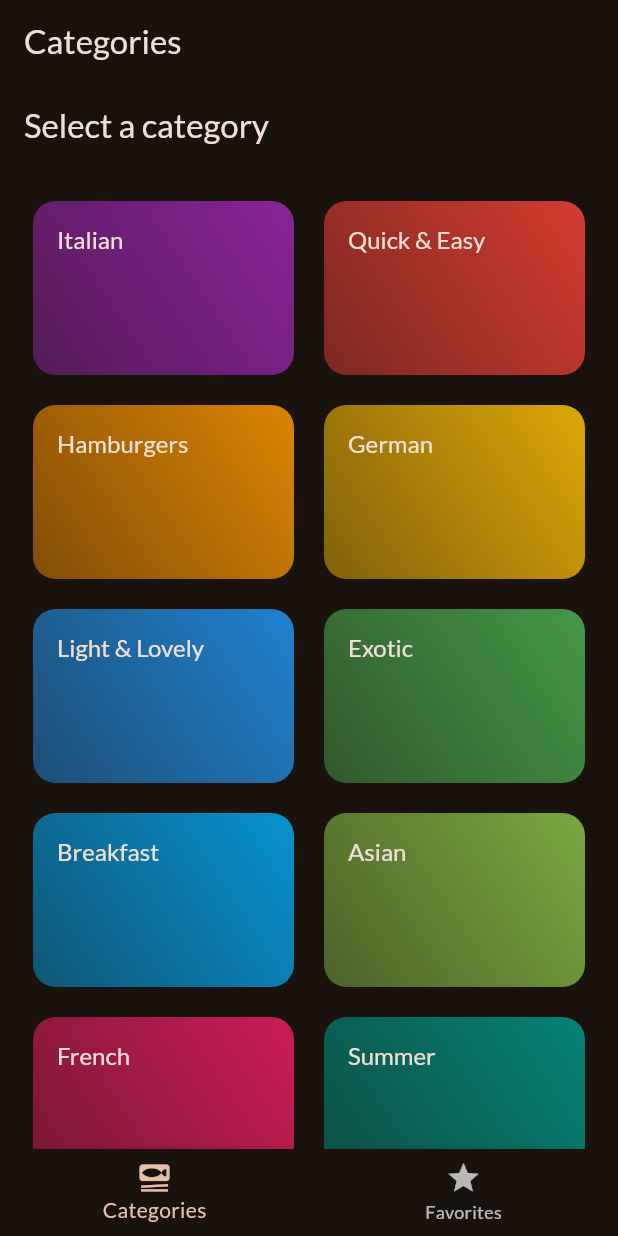
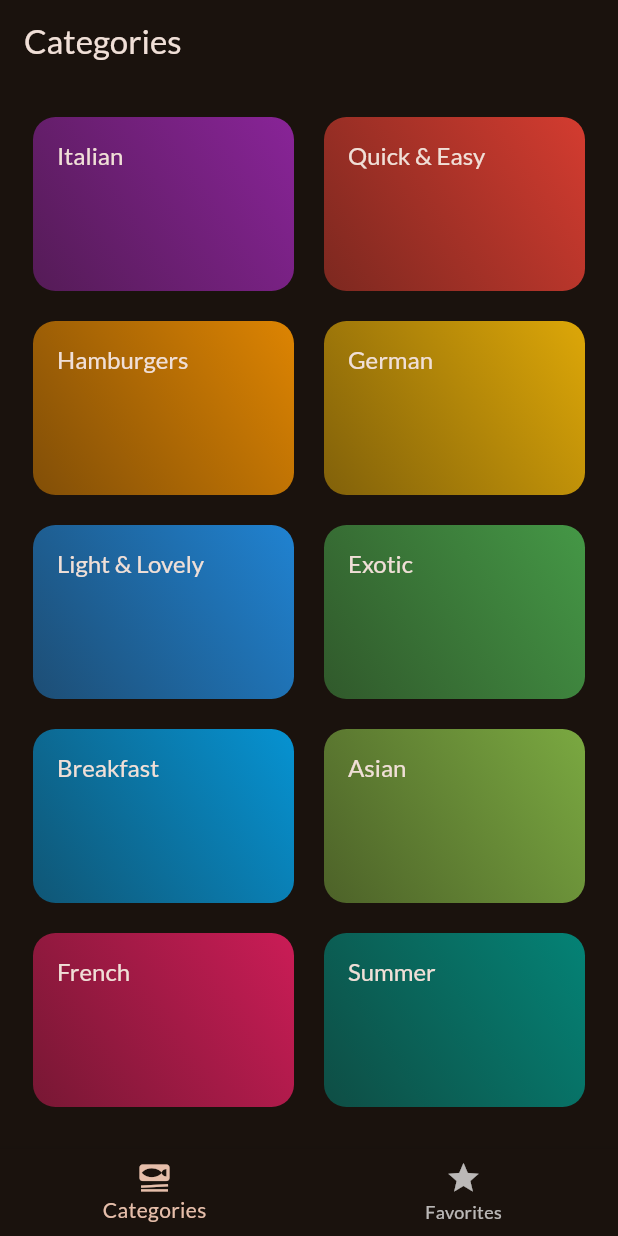
Before and after one commit to NSM722/lets_eat, a Flutter app: the screen it shows after launch, on a phone screen of 412 x 824 dp. Run offline on Flutter 3.47's test engine with Material 2 defaults, Android fonts, the phone set to English and light mode, and no system bars; our stand-ins replace google_fonts, transparent_image.

Commit message:
refactor: deleted repetitive appBar title

```diff
--- a/lib/screens/categories.dart
+++ b/lib/screens/categories.dart
@@ -26,11 +26,7 @@ class CategoriesScreen extends StatelessWidget {
 
   @override
   Widget build(BuildContext context) {
-    return Scaffold(
-      appBar: AppBar(
-        title: const Text('Select a category'),
-      ),
-      body: GridView(
+    return GridView(
       padding: const EdgeInsets.all(22),
       gridDelegate: const SliverGridDelegateWithFixedCrossAxisCount(
         crossAxisCount: 2, // set the number of columns = 2
@@ -47,7 +43,6 @@ class CategoriesScreen extends StatelessWidget {
             category: category,
           ),
       ],
-      ),
     );
   }
 }
```
Lines whose indentation alone changed are shown as unchanged.
